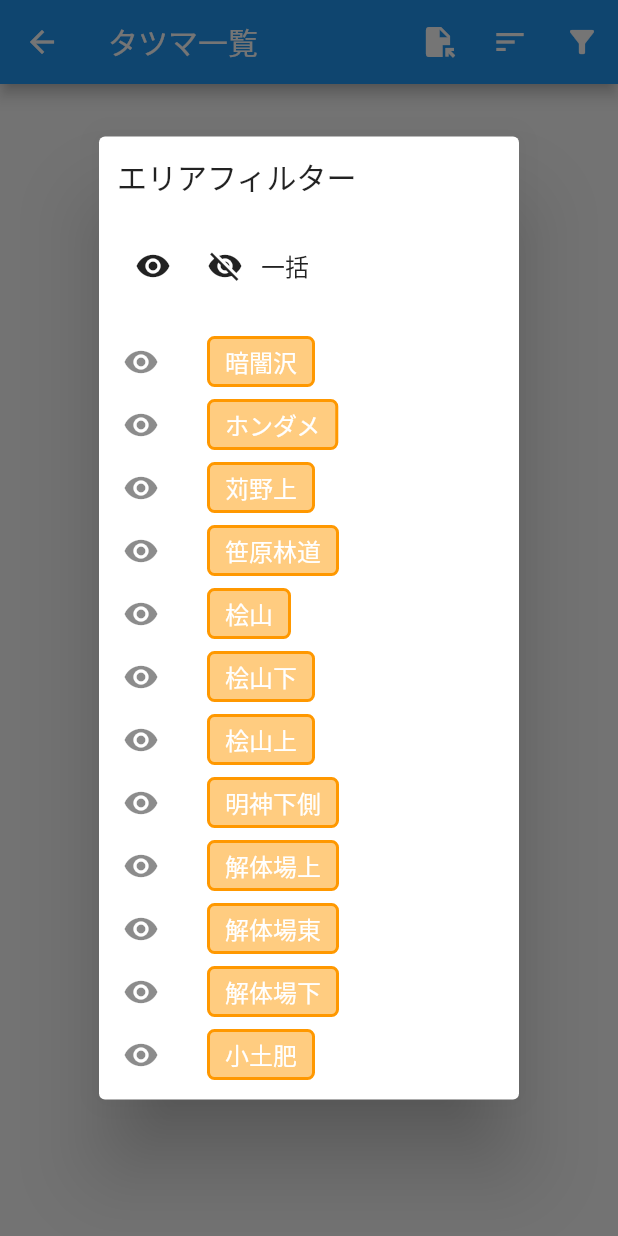
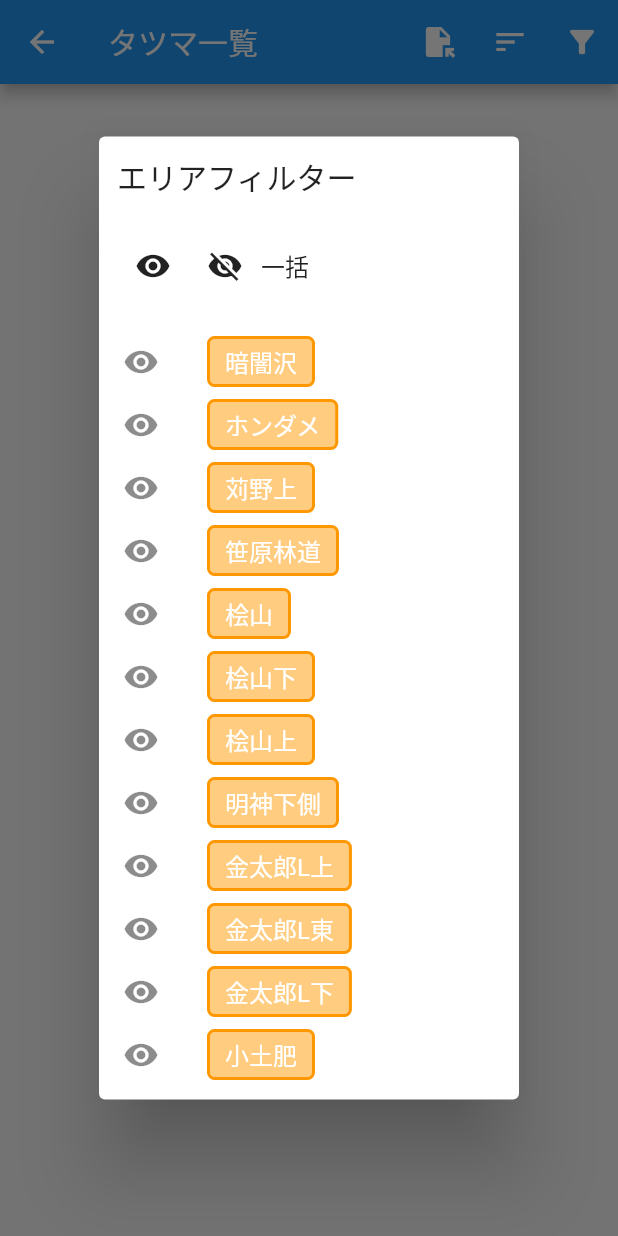
Before and after one commit to frchick/tatsumao, a Flutter app: the TatsumasPage screen opened directly, after a tap on the "filter alt" icon, on a phone screen of 412 x 824 dp. Run offline on Flutter 3.47's test engine with Material 2 defaults, Android fonts, the phone set to English and light mode, and no system bars; our stand-ins replace after_layout, firebase_core, firebase_database, firebase_storage, flutter_map, google_fonts and 1 more; missing offline and left inert: dart:html, file_selector, positioned_tap_detector_2; accounts and stored records are empty; network calls fail; statements that could not run were skipped.

Commit message:
金太郎ラインのエリア名を変更

```diff
--- a/lib/tatsumas.dart
+++ b/lib/tatsumas.dart
@@ -75,7 +75,7 @@ List<TatsumaData> tatsumas = [];
 const List<String> _areaNames = [
   "暗闇沢", "ホンダメ", "苅野上", "笹原林道",
   "桧山", "桧山下", "桧山上", "明神下側",
-  "解体場上", "解体場東", "解体場下", "小土肥",
+  "金太郎L上", "金太郎L東", "金太郎L下", "小土肥",
 ];
 
 List<String> getAreaNames()
```
